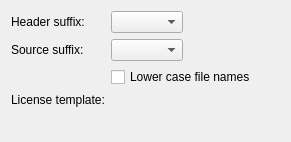
Before: the Qt Designer form src/plugins/cpptools/cppfilesettingspage.ui in qt-creator/qt-creator, drawn with Qt 5.
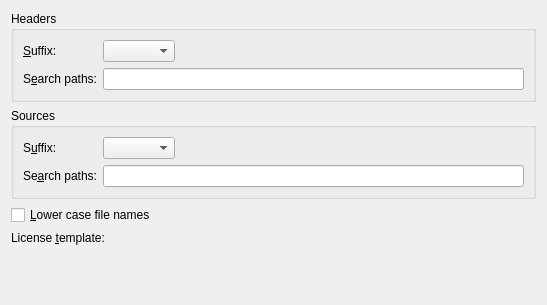
After: the same form once the commit is applied. Custom widgets are drawn as their Qt base class.

Commit message:
C++: Custom directory list for Switch Header/Source
Some projects use separate directories for sources and headers.

An example tree:
*
|-- src
     |-- foo.cpp
|-- include
     |-- foo.h

Allow the user to specify directories for finding out-of-project related
header/source files, in addition to current directory

Task-number: QTCREATORBUG-8883

```diff
--- a/src/plugins/cpptools/cppfilesettingspage.ui
+++ b/src/plugins/cpptools/cppfilesettingspage.ui
@@ -6,52 +6,148 @@
    <rect>
     <x>0</x>
     <y>0</y>
-    <width>291</width>
-    <height>142</height>
+    <width>547</width>
+    <height>305</height>
    </rect>
   </property>
-  <layout class="QFormLayout" name="formLayout">
-   <property name="fieldGrowthPolicy">
-    <enum>QFormLayout::ExpandingFieldsGrow</enum>
-   </property>
+  <layout class="QVBoxLayout" name="verticalLayout">
+   <item>
+    <widget class="QGroupBox" name="headersGroupBox">
+     <property name="sizePolicy">
+      <sizepolicy hsizetype="Preferred" vsizetype="Fixed">
+       <horstretch>0</horstretch>
+       <verstretch>0</verstretch>
+      </sizepolicy>
+     </property>
+     <property name="title">
+      <string>Headers</string>
+     </property>
+     <layout class="QFormLayout" name="formLayout_2">
    <item row="0" column="0">
     <widget class="QLabel" name="headerSuffixLabel">
      <property name="text">
-      <string>Header suffix:</string>
+         <string>&amp;Suffix:</string>
+        </property>
+        <property name="buddy">
+         <cstring>headerSuffixComboBox</cstring>
      </property>
     </widget>
    </item>
    <item row="0" column="1">
-    <widget class="QComboBox" name="headerSuffixComboBox"/>
-   </item>
+       <widget class="QComboBox" name="headerSuffixComboBox">
+        <property name="sizePolicy">
+         <sizepolicy hsizetype="Fixed" vsizetype="Fixed">
+          <horstretch>0</horstretch>
+          <verstretch>0</verstretch>
+         </sizepolicy>
+        </property>
+       </widget>
+      </item>
+      <item row="1" column="0">
+       <widget class="QLabel" name="headerSearchPathsLabel">
+        <property name="text">
+         <string>S&amp;earch paths:</string>
+        </property>
+        <property name="buddy">
+         <cstring>headerSearchPathsEdit</cstring>
+        </property>
+       </widget>
+      </item>
+      <item row="1" column="1">
+       <widget class="QLineEdit" name="headerSearchPathsEdit">
+        <property name="toolTip">
+         <string>Comma-separated list of header paths.
+
+Paths can be absolute or relative to the directory of the current open document.
+
+These paths are used in addition to current directory on Switch Header/Source.</string>
+        </property>
+       </widget>
+      </item>
+     </layout>
+    </widget>
+   </item>
+   <item>
+    <widget class="QGroupBox" name="sourcesGroupBox">
+     <property name="sizePolicy">
+      <sizepolicy hsizetype="Preferred" vsizetype="Fixed">
+       <horstretch>0</horstretch>
+       <verstretch>0</verstretch>
+      </sizepolicy>
+     </property>
+     <property name="title">
+      <string>Sources</string>
+     </property>
+     <layout class="QFormLayout" name="formLayout_3">
    <item row="1" column="0">
     <widget class="QLabel" name="sourceSuffixLabel">
      <property name="text">
-      <string>Source suffix:</string>
+         <string>S&amp;uffix:</string>
+        </property>
+        <property name="buddy">
+         <cstring>sourceSuffixComboBox</cstring>
      </property>
     </widget>
    </item>
    <item row="1" column="1">
-    <widget class="QComboBox" name="sourceSuffixComboBox"/>
+       <widget class="QComboBox" name="sourceSuffixComboBox">
+        <property name="sizePolicy">
+         <sizepolicy hsizetype="Fixed" vsizetype="Fixed">
+          <horstretch>0</horstretch>
+          <verstretch>0</verstretch>
+         </sizepolicy>
+        </property>
+       </widget>
+      </item>
+      <item row="2" column="0">
+       <widget class="QLabel" name="sourceSearchPathsLabel">
+        <property name="text">
+         <string>Se&amp;arch paths:</string>
+        </property>
+        <property name="buddy">
+         <cstring>sourceSearchPathsEdit</cstring>
+        </property>
+       </widget>
    </item>
    <item row="2" column="1">
+       <widget class="QLineEdit" name="sourceSearchPathsEdit">
+        <property name="toolTip">
+         <string>Comma-separated list of source paths.
+
+Paths can be absolute or relative to the directory of the current open document.
+
+These paths are used in addition to current directory on Switch Header/Source.</string>
+        </property>
+       </widget>
+      </item>
+     </layout>
+    </widget>
+   </item>
+   <item>
     <widget class="QCheckBox" name="lowerCaseFileNamesCheckBox">
      <property name="text">
-      <string>Lower case file names</string>
+      <string>&amp;Lower case file names</string>
      </property>
     </widget>
    </item>
-   <item row="3" column="0">
+   <item>
+    <layout class="QHBoxLayout" name="horizontalLayout">
+     <item>
     <widget class="QLabel" name="licenseTemplateLabel">
      <property name="text">
-      <string>License template:</string>
+        <string>License &amp;template:</string>
+       </property>
+       <property name="buddy">
+        <cstring>licenseTemplatePathChooser</cstring>
      </property>
     </widget>
    </item>
-   <item row="3" column="1">
+     <item>
     <widget class="Utils::PathChooser" name="licenseTemplatePathChooser" native="true"/>
    </item>
-   <item row="4" column="0" colspan="2">
+    </layout>
+   </item>
+   <item>
     <spacer name="verticalSpacer">
      <property name="orientation">
       <enum>Qt::Vertical</enum>
```
Left out of the diff: 7 changed lines with no effect on the pictures. Lines whose indentation alone changed are shown as unchanged. The commit also changes 11 other files.
